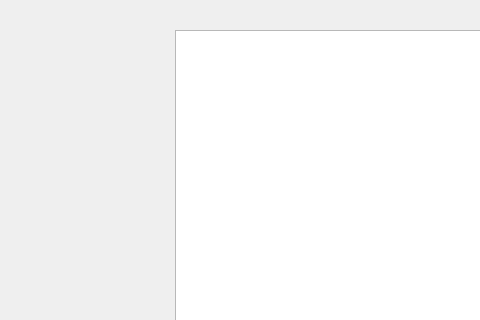
marcovirgillo/ProgettoPO, file Progetto/paginaconferenza.ui: the form before one commit; both pictures show x 385 to 865 and y 0 to 320 of the 1024 by 768 pixel window.
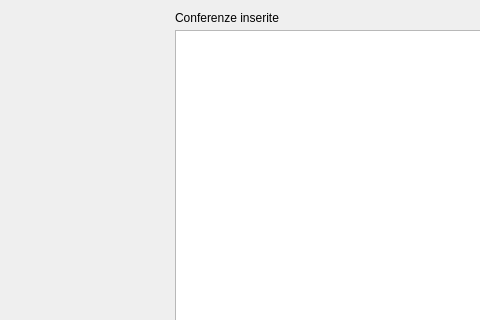
The form after the commit.

Diff of the .ui file:
```diff
--- a/Progetto/paginaconferenza.ui
+++ b/Progetto/paginaconferenza.ui
@@ -202,6 +202,19 @@
       </rect>
      </property>
     </widget>
+    <widget class="QLabel" name="labelConferenzeInserite">
+     <property name="geometry">
+      <rect>
+       <x>560</x>
+       <y>10</y>
+       <width>131</width>
+       <height>16</height>
+      </rect>
+     </property>
+     <property name="text">
+      <string>Conferenze inserite</string>
+     </property>
+    </widget>
    </widget>
   </widget>
  </widget>
```
